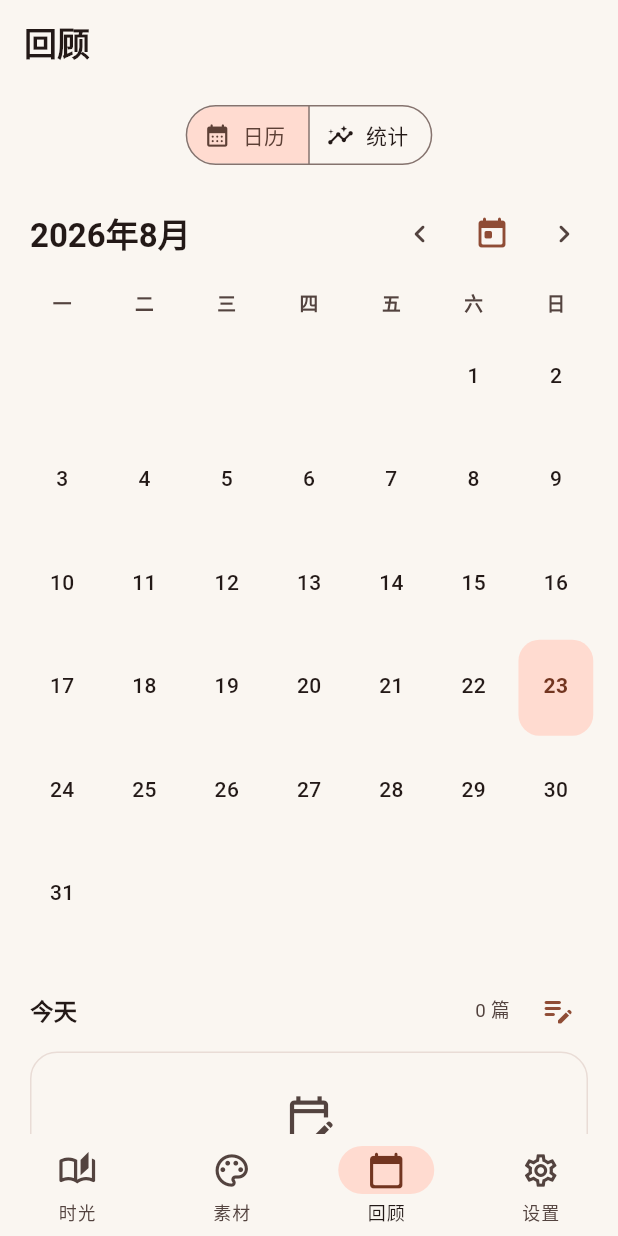
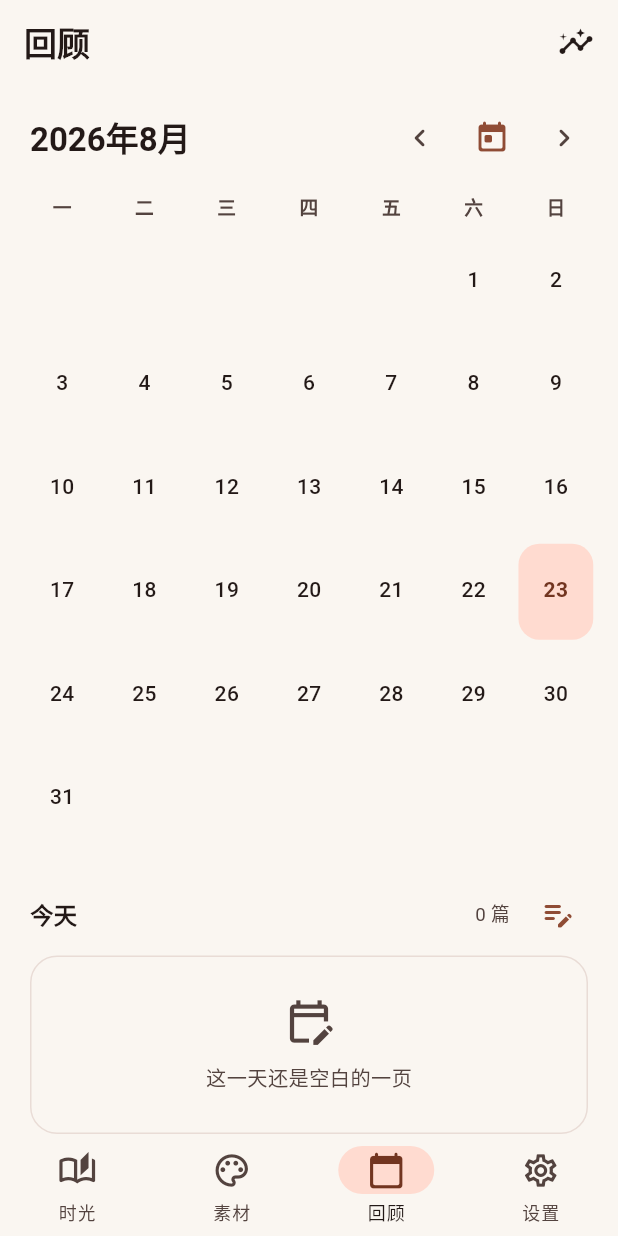
Before and after one commit to banafish/pagenote, a Flutter app: the screen it shows after launch, item 3 of the bottom bar chosen, on a phone screen of 412 x 824 dp. Run offline on Flutter 3.47's test engine with Material 3 defaults, Android fonts, the phone set to English and light mode, and no system bars; our stand-ins replace file_picker, flutter_local_notifications, flutter_timezone, local_auth, share_plus, shared_preferences and 3 more; missing offline and left inert: file_selector, gal; accounts and stored records are empty.

Commit message:
Replace narrow-screen review switcher with top-right stats entry

```diff
--- a/lib/pages/review_page.dart
+++ b/lib/pages/review_page.dart
@@ -6,69 +6,39 @@ import 'stats_page.dart';
 
 /// 「回顾」宿主页（REQ-24）：日历与统计合并为同一个一级入口。
 ///
-/// 窄屏（<900dp）：页首居中的分段控件切换「日历 / 统计」，默认落在日历——
-/// 高频项不为合并付出点击成本；子视图用 IndexedStack 而非 TabBarView：
-/// 滚动位置、选中日期与当前月份在切换后原样保留（REQ-24.5 / NFR-09）。
-/// 宽屏（≥900dp）：左栏日历、右栏统计并排同屏，两页常驻，无需切换。
-class ReviewPage extends StatefulWidget {
+/// 窄屏（<900dp）：默认展示日历，右上角统计图标进入独立的统计页。
+/// 日历常驻不卸载，从统计页返回后滚动位置、选中日期与当前月份原样保留
+/// （REQ-24.5 / NFR-09）。
+/// 宽屏（≥900dp）：左栏日历、右栏统计并排同屏，两页常驻，无需入口。
+class ReviewPage extends StatelessWidget {
   const ReviewPage({super.key, required this.onOpenEditor});
 
   final void Function(BuildContext context, JournalEntry? entry) onOpenEditor;
-
-  @override
-  State<ReviewPage> createState() => _ReviewPageState();
-}
-
-class _ReviewPageState extends State<ReviewPage> {
-  int _tab = 0;
 
   @override
   Widget build(BuildContext context) {
     final wide = MediaQuery.sizeOf(context).width >= 900;
 
     return Scaffold(
-      appBar: AppBar(title: const Text('回顾')),
-      body: wide ? _wideBody(context) : _compactBody(),
-    );
-  }
-
-  /// 窄屏：分段控件 + IndexedStack。与统计页「7/30/90 天」同款控件语言
-  /// （showSelectedIcon 关闭、带图标），避免与底部导航形成双层页签。
-  Widget _compactBody() {
-    return Column(
-      children: [
-        Padding(
-          padding: const EdgeInsets.fromLTRB(16, 10, 16, 6),
-          child: Center(
-            child: SegmentedButton<int>(
-              segments: const [
-                ButtonSegment(
-                  value: 0,
-                  icon: Icon(Icons.calendar_month_rounded),
-                  label: Text('日历'),
-                ),
-                ButtonSegment(
-                  value: 1,
-                  icon: Icon(Icons.insights_rounded),
-                  label: Text('统计'),
-                ),
-              ],
-              selected: {_tab},
-              onSelectionChanged: (set) => setState(() => _tab = set.first),
-              showSelectedIcon: false,
+      appBar: AppBar(
+        title: const Text('回顾'),
+        actions: [
+          // 宽屏统计与日历并排同屏，入口只在窄屏出现。
+          if (!wide) ...[
+            IconButton(
+              tooltip: '统计',
+              icon: const Icon(Icons.insights_rounded),
+              onPressed: () => Navigator.of(
+                context,
+              ).push(MaterialPageRoute(builder: (_) => const _StatsScreen())),
             ),
-          ),
-        ),
-        Expanded(
-          child: IndexedStack(
-            index: _tab,
-            children: [
-              CalendarPage(onOpenEditor: widget.onOpenEditor),
-              const StatsPage(),
-            ],
-          ),
-        ),
-      ],
+            const SizedBox(width: 4),
+          ],
+        ],
+      ),
+      body: wide
+          ? _wideBody(context)
+          : CalendarPage(onOpenEditor: onOpenEditor),
     );
   }
 
@@ -79,7 +49,7 @@ class _ReviewPageState extends State<ReviewPage> {
       children: [
         SizedBox(
           width: 460,
-          child: CalendarPage(onOpenEditor: widget.onOpenEditor),
+          child: CalendarPage(onOpenEditor: onOpenEditor),
         ),
         VerticalDivider(
           width: 1,
@@ -88,6 +58,19 @@ class _ReviewPageState extends State<ReviewPage> {
         ),
         const Expanded(child: _StatsPane()),
       ],
+    );
+  }
+}
+
+/// 窄屏统计页：由「回顾」右上角图标进入的独立页面，带返回。
+class _StatsScreen extends StatelessWidget {
+  const _StatsScreen();
+
+  @override
+  Widget build(BuildContext context) {
+    return Scaffold(
+      appBar: AppBar(title: const Text('统计')),
+      body: const StatsPage(),
     );
   }
 }
```
Also changed, not shown: 2 other files.
